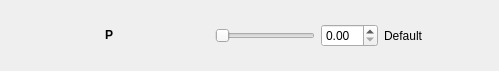
First picture: the form in ui/subpanel/pidparametersupdater/configsinglelinewidget/ConfigSingleLineWidgetUI.ui, repository AeroQuad/AeroQuadConfiguratorPyQt, before the edit.
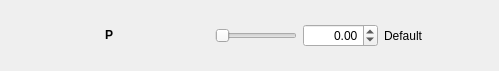
Second picture: the form after the edit.

What changed in the file:
```diff
--- a/ui/subpanel/pidparametersupdater/configsinglelinewidget/ConfigSingleLineWidgetUI.ui
+++ b/ui/subpanel/pidparametersupdater/configsinglelinewidget/ConfigSingleLineWidgetUI.ui
@@ -88,9 +88,27 @@
       </item>
       <item row="0" column="2">
        <widget class="QDoubleSpinBox" name="edit_box">
+        <property name="minimumSize">
+         <size>
+          <width>0</width>
+          <height>0</height>
+         </size>
+        </property>
         <property name="styleSheet">
          <string notr="true"/>
         </property>
+        <property name="alignment">
+         <set>Qt::AlignRight|Qt::AlignTrailing|Qt::AlignVCenter</set>
+        </property>
+        <property name="minimum">
+         <double>-9999.000000000000000</double>
+        </property>
+        <property name="maximum">
+         <double>9999.000000000000000</double>
+        </property>
+        <property name="value">
+         <double>0.000000000000000</double>
+        </property>
        </widget>
       </item>
       <item row="0" column="4">
```
